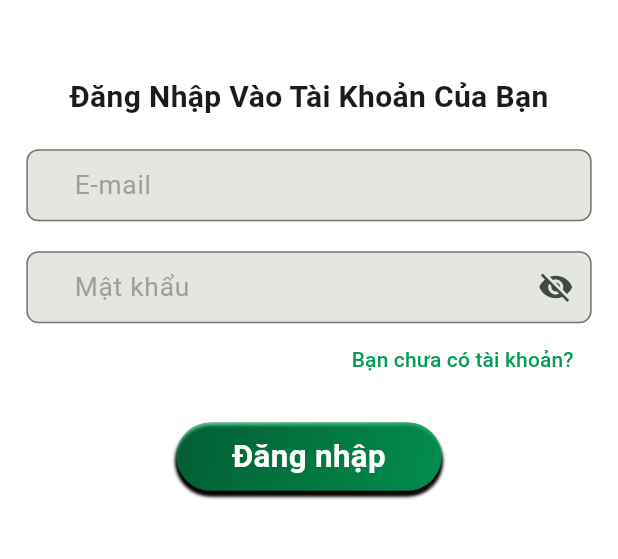
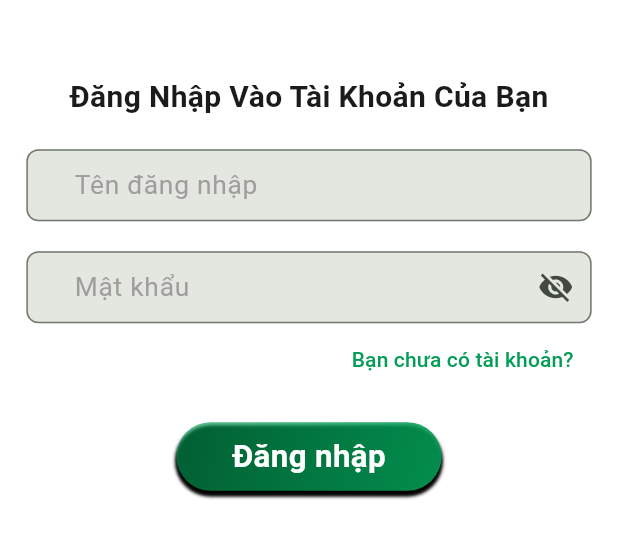
Before and after one commit to longdev2x/duAn1, a Flutter app: the screen it shows after launch, on a phone screen of 412 x 824 dp, the part 537-1096 px from its top. Run offline on Flutter 3.47's test engine with Material 3 defaults, Android fonts, the phone set to English and light mode, and no system bars; our stand-ins replace cached_network_image, camera, connectivity_plus, date_picker_timeline, firebase_core, firebase_messaging and 9 more; accounts and stored records are empty; network calls fail.

Commit message:
long fix login

```diff
--- a/lib/screens/sign_in/sign_in_screen.dart
+++ b/lib/screens/sign_in/sign_in_screen.dart
@@ -11,7 +11,7 @@ import 'package:du_an_1/view/app_text_field.dart';
 import '../home/home_screen.dart';
 
 class SignInScreen extends StatefulWidget {
-  const SignInScreen({Key? key}) : super(key: key);
+  const SignInScreen({super.key});
 
   @override
   State<SignInScreen> createState() => _SignInScreenState();
@@ -62,7 +62,7 @@ class _SignInScreenState extends State<SignInScreen> {
                           Container(
                             margin: const EdgeInsets.only(top: 20),
                             child: AppTextField(
-                              hintText: 'email'.tr,
+                              hintText: 'username'.tr,
                               controller: _usernameController,
                             ),
                           ),
@@ -71,7 +71,7 @@ class _SignInScreenState extends State<SignInScreen> {
                               child: Obx(
                                 () => TextFormField(
                                   textInputAction: TextInputAction.done,
-                                  obscureText: _showPass.value,
+                                  obscureText: !_showPass.value,
                                   controller: _passwordController,
                                   decoration: InputDecoration(
                                       contentPadding:
--- a/lib/screens/sign_up/sign_up_screen2.dart
+++ b/lib/screens/sign_up/sign_up_screen2.dart
@@ -91,7 +91,7 @@ class _SignUpScreen2State extends State<SignUpScreen2> {
                           () => AppTextField(
                             lable: 'password'.tr,
                             controller: _passwordController,
-                            obscureText: _showPass.value,
+                            obscureText: !_showPass.value,
                             onObscureTextTap: () {
                               _showPass.value = !_showPass.value;
                             },
```
